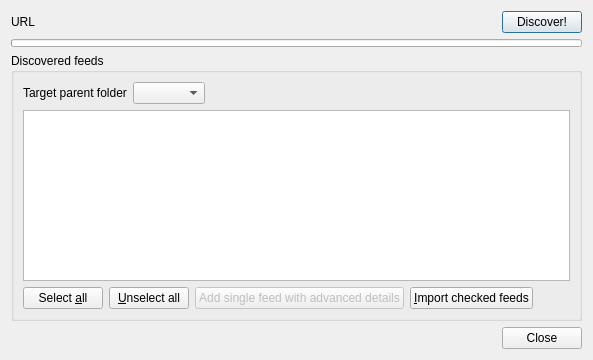
Old version of the form src/librssguard/services/standard/gui/formdiscoverfeeds.ui in the repository martinrotter/rssguard.
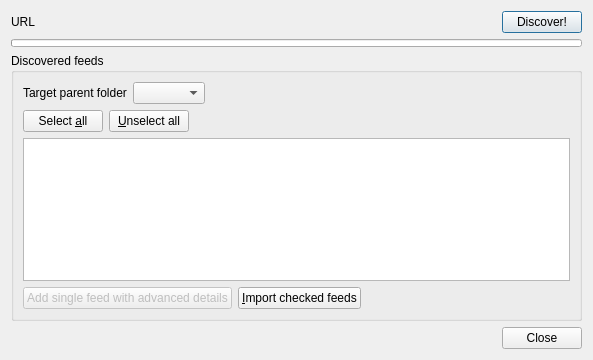
New version of the form. Custom widgets are drawn as their Qt base class.

Commit message: redesign discoever form a bit

Diff of the .ui file:
```diff
--- a/src/librssguard/services/standard/gui/formdiscoverfeeds.ui
+++ b/src/librssguard/services/standard/gui/formdiscoverfeeds.ui
@@ -71,6 +71,37 @@
      </property>
      <layout class="QFormLayout" name="formLayout_2">
       <item row="1" column="0" colspan="2">
+       <layout class="QHBoxLayout" name="horizontalLayout_5">
+        <item>
+         <widget class="QPushButton" name="m_btnSelecAll">
+          <property name="text">
+           <string>Select &amp;all</string>
+          </property>
+         </widget>
+        </item>
+        <item>
+         <widget class="QPushButton" name="m_btnSelectNone">
+          <property name="text">
+           <string>&amp;Unselect all</string>
+          </property>
+         </widget>
+        </item>
+        <item>
+         <spacer name="horizontalSpacer_3">
+          <property name="orientation">
+           <enum>Qt::Horizontal</enum>
+          </property>
+          <property name="sizeHint" stdset="0">
+           <size>
+            <width>40</width>
+            <height>20</height>
+           </size>
+          </property>
+         </spacer>
+        </item>
+       </layout>
+      </item>
+      <item row="2" column="0" colspan="2">
        <widget class="QTreeView" name="m_tvFeeds">
         <property name="alternatingRowColors">
          <bool>true</bool>
@@ -98,22 +129,8 @@
         </attribute>
        </widget>
       </item>
-      <item row="2" column="0" colspan="2">
+      <item row="3" column="0" colspan="2">
        <layout class="QHBoxLayout" name="horizontalLayout_4">
-        <item>
-         <widget class="QPushButton" name="m_btnSelecAll">
-          <property name="text">
-           <string>Select &amp;all</string>
-          </property>
-         </widget>
-        </item>
-        <item>
-         <widget class="QPushButton" name="m_btnSelectNone">
-          <property name="text">
-           <string>&amp;Unselect all</string>
-          </property>
-         </widget>
-        </item>
         <item>
          <widget class="QPushButton" name="m_btnAddIndividually">
           <property name="enabled">
```
Left out of the diff: 88 changed lines with no effect on the pictures.
